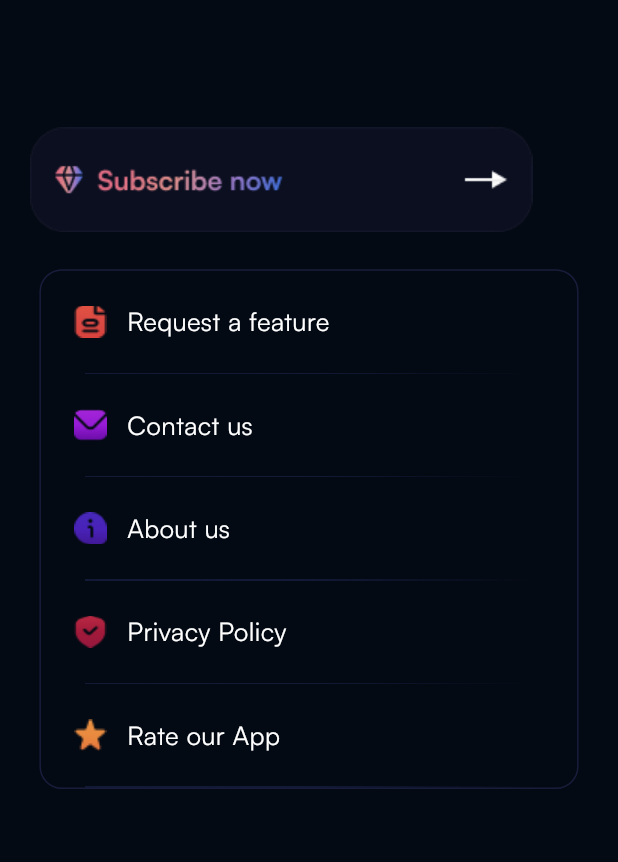
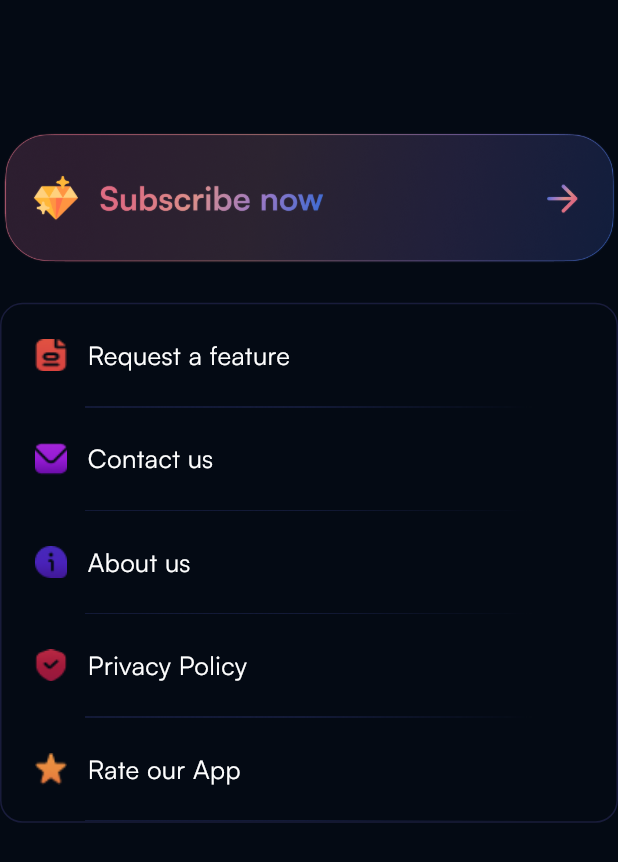
Before and after one commit to Igoraza/Ai-chat-bot-2.0, a Flutter app: what settings() shows on an empty page, opened directly, on a phone screen of 412 x 824 dp. Shown: the top 862 px of the screen. Run offline on Flutter 3.47's test engine with Material 3 defaults, Android fonts, the light colour scheme and no system bars; our stand-ins replace animate_do, dio, flutter_slidable, flutter_svg, get, hive and 4 more; missing offline and left inert: adapty_flutter, adapty_ui_flutter, lit_relative_date_time, type_text; accounts and stored records are empty.

Commit message:
Edited UI in settings page, unwanted message loading animation in chat screen is removed, prevented sending empty messages

```diff
--- a/lib/main.dart
+++ b/lib/main.dart
@@ -28,6 +28,7 @@ String Name = "";
 var chatHistoryBox;
 late SharedPreferences sharedPref;
 late bool? haveChatHistory;
+String? version;
 void main() async {
   WidgetsFlutterBinding.ensureInitialized();
 
@@ -72,6 +73,10 @@ void main() async {
     print("adapty activation error :$e");
   }
 
+  // PackageInfo packageInfo = await PackageInfo.fromPlatform();
+
+  // version = packageInfo.version;
+
   runApp(const MyApp());
 }
 
--- a/lib/screen/chat/chat_list.dart
+++ b/lib/screen/chat/chat_list.dart
@@ -3,6 +3,7 @@ import 'dart:developer';
 import 'package:aichatbot/Constant/colors.dart';
 import 'package:aichatbot/controllers/app_controller.dart';
 import 'package:aichatbot/main.dart';
+import 'package:aichatbot/screen/chat/chat.dart';
 import 'package:aichatbot/screen/chat/chatlistCard.dart';
 import 'package:aichatbot/screen/home/Model/CategoryModel.dart';
 import 'package:aichatbot/screen/home/Service.dart';
@@ -22,6 +23,7 @@ class ChatListScreen extends StatelessWidget {
   ChatController ctrl = Get.put(ChatController());
   @override
   Widget build(BuildContext context) {
+
     // ctrl.loadHistory();
     // print("Chathistory length : ${chatHistory.length}");
     // for (var category in CategoryList) {
--- a/lib/screen/settings/settings.dart
+++ b/lib/screen/settings/settings.dart
@@ -1,3 +1,4 @@
+import 'package:aichatbot/main.dart';
 import 'package:aichatbot/screen/about/about.dart';
 import 'package:flutter/material.dart';
 import 'package:flutter/src/widgets/framework.dart';
@@ -12,6 +13,7 @@ class settings extends StatelessWidget {
   @override
   Widget build(BuildContext context) {
     double ratio = MediaQuery.of(context).size.width / 384;
+    print(version);
     return Container(
       color: Color(0xff040A14),
       height: double.infinity,
@@ -35,7 +37,6 @@ class settings extends StatelessWidget {
             ),
           ),
           Container(
-            width: 335 * ratio,
             decoration: BoxDecoration(
               borderRadius: BorderRadius.all(Radius.circular(15)),
               color: Color(0xff040A14),
--- a/lib/screen/settings/subscribe/subscribe.dart
+++ b/lib/screen/settings/subscribe/subscribe.dart
@@ -117,6 +117,7 @@ class _subscribeState extends State<subscribe> {
 
   @override
   Widget build(BuildContext context) {
+    final screenSize = MediaQuery.of(context).size;
     return Stack(
       children: [
         Container(
@@ -124,13 +125,13 @@ class _subscribeState extends State<subscribe> {
           width: double.infinity,
           color: Color(0xff040A14),
         ),
-        Positioned(
-          left: 20,
-          child: InkWell(
-            onTap: () {
-              AdaptyPurchaseHelper().startPurchase(context);
-            },
-            child: Image.asset('asset/image/Frame 3796_Subscribe.png'),
+        InkWell(
+          onTap: () {
+            AdaptyPurchaseHelper().startPurchase(context);
+          },
+          child: SizedBox(
+            width: screenSize.width,
+            child: Image.asset('asset/image/subscribe_now_settings_page.png'),
           ),
         )
       ],
--- a/pubspec.yaml
+++ b/pubspec.yaml
@@ -50,6 +50,8 @@ dependencies:
   http: ^1.1.0
   lit_relative_date_time: ^1.2.0
   loading_animation_widget: ^1.2.0+4
+  # package_info_plus: ^5.0.1
+
   shared_preferences: ^2.2.2
   type_text: ^1.0.5
 
@@ -109,6 +111,7 @@ flutter:
     - asset/image/
     - asset/image/homeCard/
     - asset/image/ChatCard/
+    - asset/image/subscribe_now_settings_page.png
 
   #   - images/a_dot_ham.jpeg
   # An image asset can refer to one or more resolution-specific "variants", see
```
Also changed, not shown: lib/screen/about/about.dart (+9 -3 lines), lib/screen/chat/chat.dart (+32 -15 lines), lib/screen/chat/componets/botMessage.dart (+12 -14 lines), lib/screen/chat/new_comer_chat_list.dart (deleted, +0 -42 lines), lib/screen/home/Model/CategoryModel.dart (+8 -7 lines), lib/screen/home/Service.dart (+1 -38 lines), asset/image/subscribe_now_settings_page.png (added).
